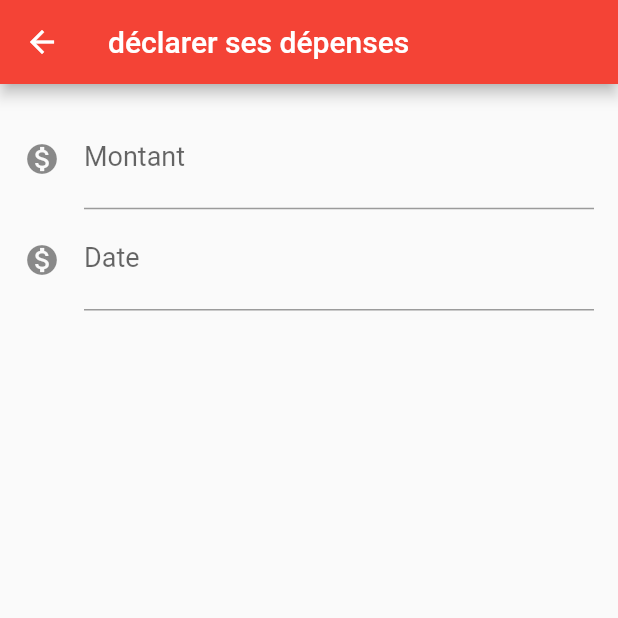
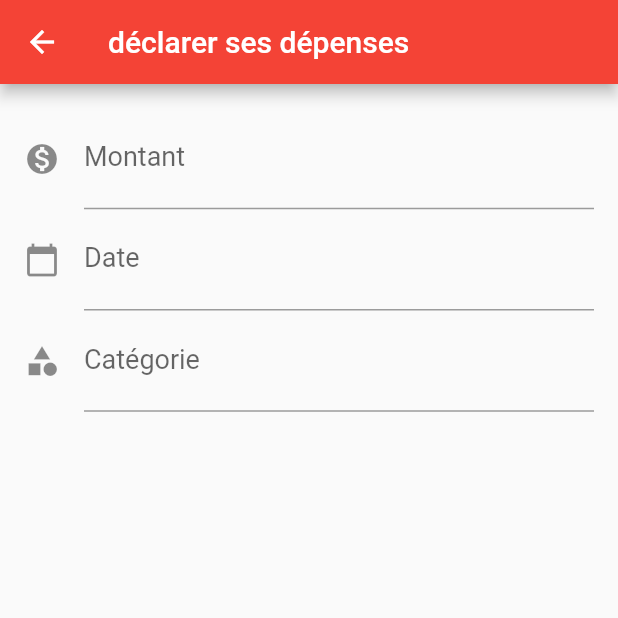
Before and after one commit to antolabr/flutter_calculateur_depenses, a Flutter app: the FormPage screen opened directly with empty values, on a phone screen of 412 x 824 dp, the top half of it. Run offline on Flutter 3.47's test engine with Material 2 defaults, Android fonts, the light colour scheme and no system bars; our stand-ins replace sqflite; accounts and stored records are empty.

Commit message:
travail terminé

```diff
--- a/lib/main.dart
+++ b/lib/main.dart
@@ -202,12 +202,12 @@ class _FormPageState extends State<FormPage> {
               TextFormField(
                 style: const TextStyle(fontSize: 22),
                 decoration: const InputDecoration(
-                  icon: Icon(Icons.monetization_on),
+                  icon: Icon(Icons.calendar_today),
                   labelText: 'Date',
                   labelStyle: TextStyle(fontSize: 18),
                 ),
                 validator: (val) {
-                  RegExp regExp = RegExp(r'^[0-9]\d*(\.\d+)?$');
+                  RegExp regExp = RegExp(r'^\d{4}\-(0[1-9]|1[012])\-(0[1-9]|[12][0-9]|3[01])$');
                   if (!regExp.hasMatch(val ?? '')) {
                     //si val est nul => ''
                     return 'Date Invalide';
@@ -215,8 +215,27 @@ class _FormPageState extends State<FormPage> {
                     return null;
                   }
                 },
-                initialValue: id == 0 ? '' : depenses.depenses[id].montant.toString(),
-                onSaved: //(val) => _montant = date.parse(val ?? ''),
+                initialValue: id == 0 ? '' : depenses.depenses[id].date.toString(),
+                onSaved: (val) => _date = DateTime.parse(val ?? ''),
+              ),
+              TextFormField(
+                style: const TextStyle(fontSize: 22),
+                decoration: const InputDecoration(
+                  icon: Icon(Icons.category),
+                  labelText: 'Catégorie',
+                  labelStyle: TextStyle(fontSize: 18),
+                ),
+                validator: (val) {
+                  RegExp regExp = RegExp(r'^[a-zA-Z0-9_]+$');
+                  if (!regExp.hasMatch(val ?? '')) {
+                    //si val est nul => ''
+                    return 'Catégorie Invalide';
+                  } else {
+                    return null;
+                  }
+                },
+                initialValue: id == 0 ? '' : depenses.depenses[id].categorie.toString(),
+                onSaved: (val) => _date = DateTime.parse(val ?? ''),
               ),
             ],
           ),
```
